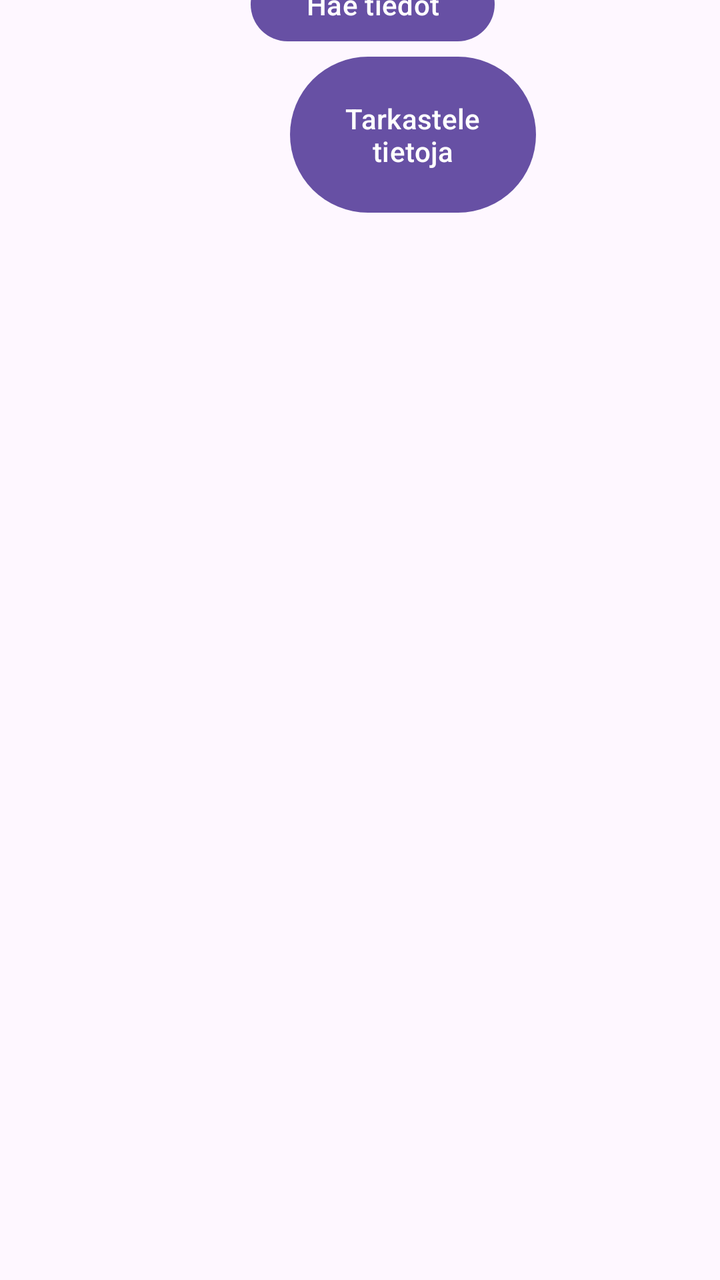
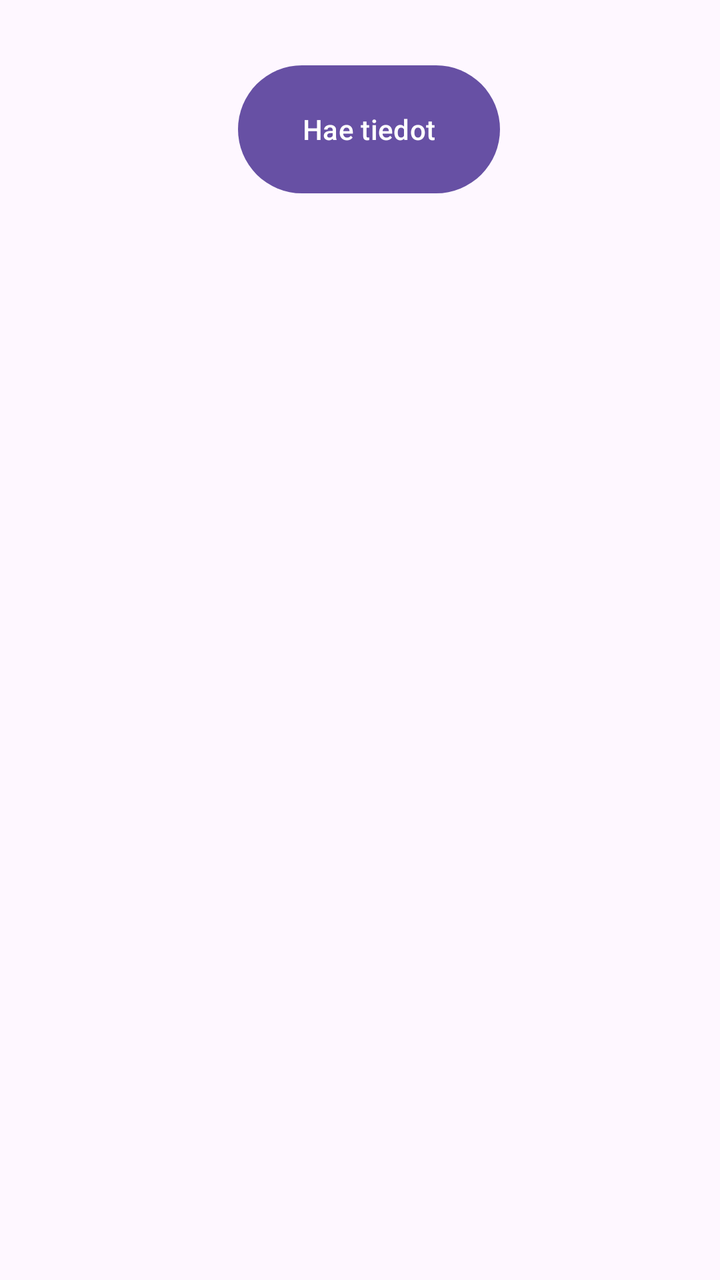

The first picture is an Android layout as it rendered before a commit; the second is the same layout after the commit. The layout source and the unified diff follow.
<!-- AndroidManifest.xml: application theme Theme.OO_Ohjelmointi_Projekti -->
<!-- res/layout/activity_main.xml -->
<?xml version="1.0" encoding="utf-8"?>
<androidx.constraintlayout.widget.ConstraintLayout xmlns:android="http://schemas.android.com/apk/res/android"
    xmlns:app="http://schemas.android.com/apk/res-auto"
    xmlns:tools="http://schemas.android.com/tools"
    android:id="@+id/SearchButton"
    android:layout_width="match_parent"
    android:layout_height="match_parent"
    tools:context=".MainActivity">

    <EditText
        android:id="@+id/CityNameEdit"
        android:layout_width="wrap_content"
        android:layout_height="wrap_content"
        android:layout_marginStart="102dp"
        android:layout_marginTop="13dp"
        android:layout_marginEnd="99dp"
        android:layout_marginBottom="673dp"
        android:ems="10"
        android:hint="Syötä kunta"
        android:inputType="text"
        app:layout_constraintBottom_toBottomOf="parent"
        app:layout_constraintEnd_toEndOf="parent"
        app:layout_constraintStart_toStartOf="parent"
        app:layout_constraintTop_toTopOf="parent" />

    <Button
        android:id="@+id/CityInfoSearchButton"
        android:layout_width="122dp"
        android:layout_height="45dp"
        android:layout_marginStart="160dp"
        android:layout_marginTop="10dp"
        android:layout_marginEnd="168dp"
        android:layout_marginBottom="615dp"
        android:onClick="searchDataMainActivity"
        android:text="Hae tiedot"
        app:layout_constraintBottom_toBottomOf="parent"
        app:layout_constraintEnd_toEndOf="parent"
        app:layout_constraintHorizontal_bias="0.387"
        app:layout_constraintStart_toStartOf="parent"
        app:layout_constraintTop_toBottomOf="@+id/CityNameEdit"
        app:layout_constraintVertical_bias="0.0" />

    <androidx.recyclerview.widget.RecyclerView
        android:id="@+id/SearchedCitiesRV"
        android:layout_width="351dp"
        android:layout_height="260dp"
        android:layout_marginStart="30dp"
        android:layout_marginTop="5dp"
        android:layout_marginEnd="30dp"
        android:layout_marginBottom="150dp"
        app:layout_constraintBottom_toBottomOf="parent"
        app:layout_constraintEnd_toEndOf="parent"
        app:layout_constraintHorizontal_bias="1.0"
        app:layout_constraintStart_toStartOf="parent"
        app:layout_constraintTop_toBottomOf="@+id/TextView" />

    <TextView
        android:id="@+id/TextView"
        android:layout_width="wrap_content"
        android:layout_height="wrap_content"
        android:layout_marginStart="40dp"
        android:layout_marginTop="400dp"
        android:layout_marginEnd="323dp"
        android:text="Viimeksi haetut kunnat:"
        android:textSize="20sp"
        app:layout_constraintBottom_toTopOf="@+id/SearchedCitiesRV"
        app:layout_constraintEnd_toEndOf="parent"
        app:layout_constraintHorizontal_bias="0.0"
        app:layout_constraintStart_toStartOf="parent"
        app:layout_constraintTop_toTopOf="parent"
        app:layout_constraintVertical_bias="0.0" />

    <TextView
        android:id="@+id/StatusText"
        android:layout_width="266dp"
        android:layout_height="80dp"
        android:layout_marginStart="178dp"
        android:layout_marginTop="100dp"
        android:layout_marginEnd="175dp"
        android:layout_marginBottom="99dp"
        android:textAlignment="center"
        app:layout_constraintBottom_toTopOf="@+id/TextView"
        app:layout_constraintEnd_toEndOf="parent"
        app:layout_constraintHorizontal_bias="0.509"
        app:layout_constraintStart_toStartOf="parent"
        app:layout_constraintTop_toBottomOf="@+id/CityInfoSearchButton"
        app:layout_constraintVertical_bias="0.0" />

    <Button
        android:id="@+id/GoToListInfoButton"
        android:layout_width="123dp"
        android:layout_height="86dp"
        android:layout_marginStart="145dp"
        android:layout_marginEnd="143dp"
        android:layout_marginBottom="124dp"
        android:onClick="goToListInfo"
        android:text="Tarkastele tietoja"
        app:layout_constraintBottom_toTopOf="@+id/TextView"
        app:layout_constraintEnd_toEndOf="parent"
        app:layout_constraintHorizontal_bias="0.0"
        app:layout_constraintStart_toStartOf="parent"
        app:layout_constraintTop_toBottomOf="@+id/CityInfoSearchButton"
        app:layout_constraintVertical_bias="0.0" />

</androidx.constraintlayout.widget.ConstraintLayout>
<!-- resources referenced by this layout -->
<resources>
  <style name="Theme.OO_Ohjelmointi_Projekti" parent="Base.Theme.OO_Ohjelmointi_Projekti" />
  <style name="Base.Theme.OO_Ohjelmointi_Projekti" parent="Theme.Material3.DayNight.NoActionBar">
          
          
      </style>
</resources>

<!-- the commit's change to res/layout/activity_main.xml (unified diff, before → after) -->
@@ -12,7 +12,7 @@
         android:layout_width="wrap_content"
         android:layout_height="wrap_content"
         android:layout_marginStart="102dp"
-        android:layout_marginTop="13dp"
+        android:layout_marginTop="50dp"
         android:layout_marginEnd="99dp"
         android:layout_marginBottom="673dp"
         android:ems="10"
@@ -25,20 +25,20 @@
 
     <Button
         android:id="@+id/CityInfoSearchButton"
-        android:layout_width="122dp"
-        android:layout_height="45dp"
+        android:layout_width="131dp"
+        android:layout_height="72dp"
         android:layout_marginStart="160dp"
         android:layout_marginTop="10dp"
         android:layout_marginEnd="168dp"
-        android:layout_marginBottom="615dp"
+        android:layout_marginBottom="500dp"
         android:onClick="searchDataMainActivity"
         android:text="Hae tiedot"
         app:layout_constraintBottom_toBottomOf="parent"
         app:layout_constraintEnd_toEndOf="parent"
-        app:layout_constraintHorizontal_bias="0.387"
+        app:layout_constraintHorizontal_bias="0.416"
         app:layout_constraintStart_toStartOf="parent"
         app:layout_constraintTop_toBottomOf="@+id/CityNameEdit"
-        app:layout_constraintVertical_bias="0.0" />
+        app:layout_constraintVertical_bias="0.439" />
 
     <androidx.recyclerview.widget.RecyclerView
         android:id="@+id/SearchedCitiesRV"
@@ -75,7 +75,7 @@
         android:layout_width="266dp"
         android:layout_height="80dp"
         android:layout_marginStart="178dp"
-        android:layout_marginTop="100dp"
+        android:layout_marginTop="40dp"
         android:layout_marginEnd="175dp"
         android:layout_marginBottom="99dp"
         android:textAlignment="center"
@@ -86,20 +86,4 @@
         app:layout_constraintTop_toBottomOf="@+id/CityInfoSearchButton"
         app:layout_constraintVertical_bias="0.0" />
 
-    <Button
-        android:id="@+id/GoToListInfoButton"
-        android:layout_width="123dp"
-        android:layout_height="86dp"
-        android:layout_marginStart="145dp"
-        android:layout_marginEnd="143dp"
-        android:layout_marginBottom="124dp"
-        android:onClick="goToListInfo"
-        android:text="Tarkastele tietoja"
-        app:layout_constraintBottom_toTopOf="@+id/TextView"
-        app:layout_constraintEnd_toEndOf="parent"
-        app:layout_constraintHorizontal_bias="0.0"
-        app:layout_constraintStart_toStartOf="parent"
-        app:layout_constraintTop_toBottomOf="@+id/CityInfoSearchButton"
-        app:layout_constraintVertical_bias="0.0" />
-
 </androidx.constraintlayout.widget.ConstraintLayout>
